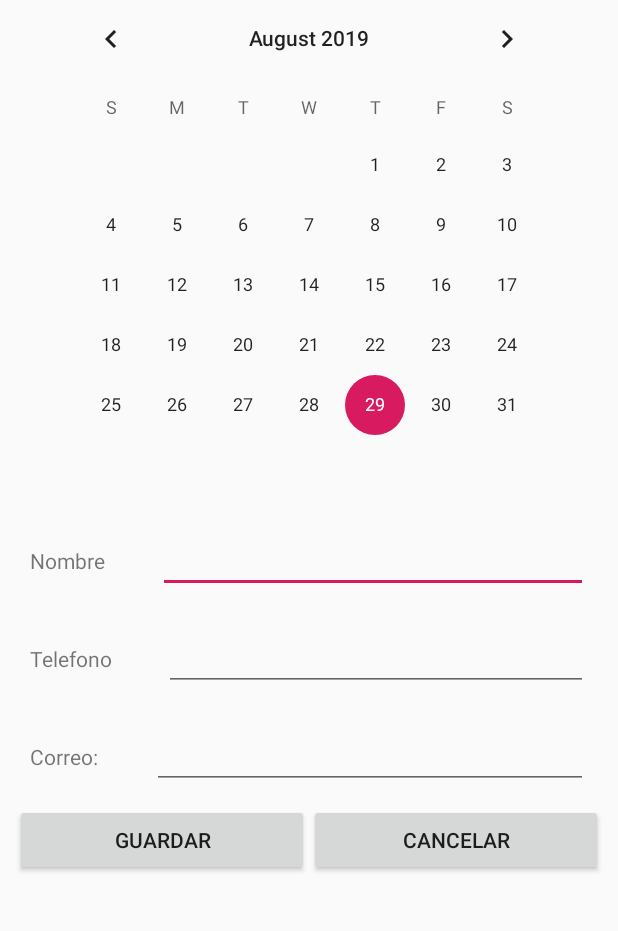
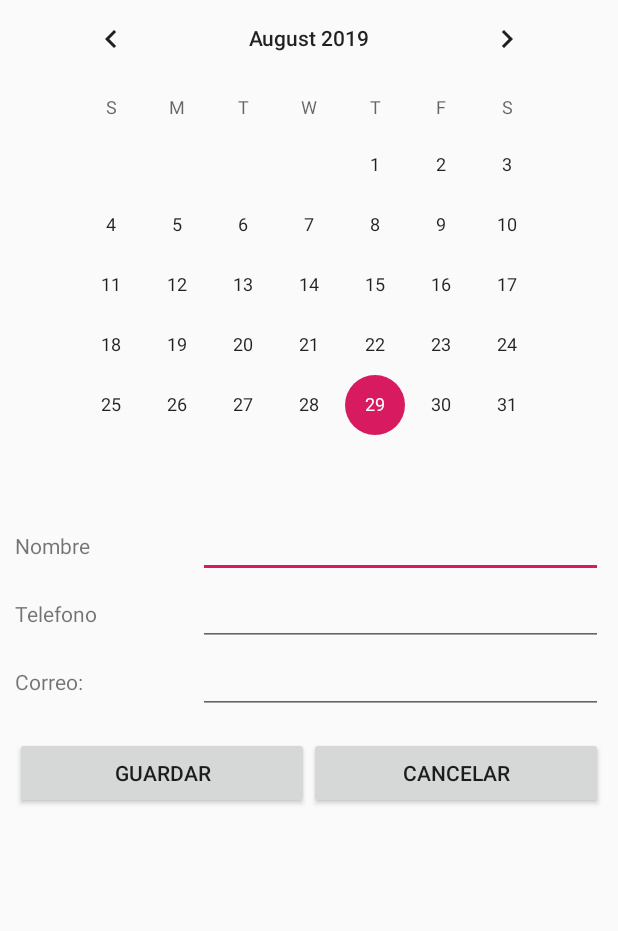
Before and after one commit to iobani21/TyAM-2019, an Android app: the screen it shows after launch (MainActivity), on a phone screen of 412 x 824 dp, the part 138-1069 px from its top. Run offline under Robolectric (Android 15) with nearby library versions, the phone set to English and light mode, and no system bars.

Commit message:
Form UI enhaced

```diff
--- a/ControlsBasics/app/src/main/res/layout/activity_main.xml
+++ b/ControlsBasics/app/src/main/res/layout/activity_main.xml
@@ -31,30 +31,28 @@
 
         </FrameLayout>
 
-        <LinearLayout
+        <TableLayout
             android:layout_width="match_parent"
-            android:layout_height="wrap_content"
-            android:padding="10dp">
+            android:layout_height="match_parent">
+
+            <TableRow>
 
                 <TextView
-                android:layout_width="wrap_content"
+                    android:layout_width="match_parent"
                     android:layout_height="wrap_content"
                     android:layout_weight="1"
                     android:text="@string/name" />
 
                 <EditText
                     android:id="@+id/edtName"
-                android:inputType="text"
-                android:layout_weight="8"
                     android:layout_width="0dp"
-                android:layout_height="wrap_content" />
+                    android:layout_height="wrap_content"
+                    android:layout_weight="4"
+                    android:inputType="text" />
 
-        </LinearLayout>
+            </TableRow>
 
-        <LinearLayout
-            android:layout_width="match_parent"
-            android:layout_height="wrap_content"
-            android:padding="10dp">
+            <TableRow>
 
                 <TextView
                     android:layout_width="wrap_content"
@@ -65,16 +63,13 @@
                 <EditText
                     android:id="@+id/edtPhone"
                     android:inputType="phone"
-                android:layout_weight="8"
+                    android:layout_weight="4"
                     android:layout_width="0dp"
                     android:layout_height="wrap_content" />
 
-        </LinearLayout>
+            </TableRow>
 
-        <LinearLayout
-            android:layout_width="match_parent"
-            android:layout_height="wrap_content"
-            android:padding="10dp">
+            <TableRow>
 
                 <TextView
                     android:layout_width="wrap_content"
@@ -85,13 +80,16 @@
                 <EditText
                     android:id="@+id/edtEmail"
                     android:inputType="textEmailAddress"
-                android:layout_weight="8"
+                    android:layout_weight="4"
                     android:layout_width="0dp"
                     android:layout_height="wrap_content" />
 
-        </LinearLayout>
+            </TableRow>
+
+        </TableLayout>
 
         <LinearLayout
+            android:layout_marginTop="15dp"
             android:layout_width="match_parent"
             android:layout_height="wrap_content"
             android:gravity="center">
```
Lines whose indentation alone changed are shown as unchanged.
